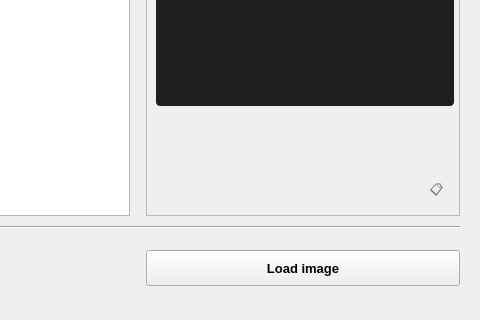
First picture: the form in sentinel_stac_loader_dialog_base.ui, repository vagnertxr/sentinel_stac_loader, before the edit; both pictures show x 380 to 860 and y 460 to 780 of the 860 by 780 pixel window.
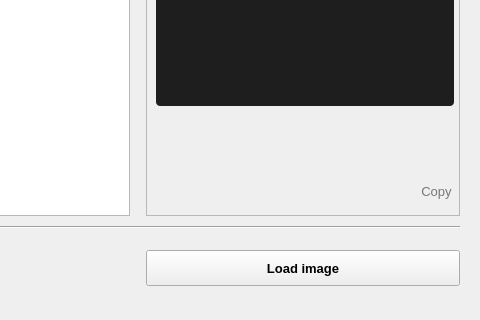
Second picture: the form after the edit. Icons and pictures are not drawn.

Commit message: Revamped UI and translations

The edit to the form file:
```diff
--- a/sentinel_stac_loader_dialog_base.ui
+++ b/sentinel_stac_loader_dialog_base.ui
@@ -476,7 +476,7 @@
      <string>font-size: 10pt; border: none; background: transparent; color: #777777;</string>
     </property>
     <property name="text">
-     <string>📋</string>
+     <string>Copy</string>
     </property>
    </widget>
   </widget>
```
Left out of the diff: 2 changed lines with no effect on the pictures. The commit also changes 5 other files.
